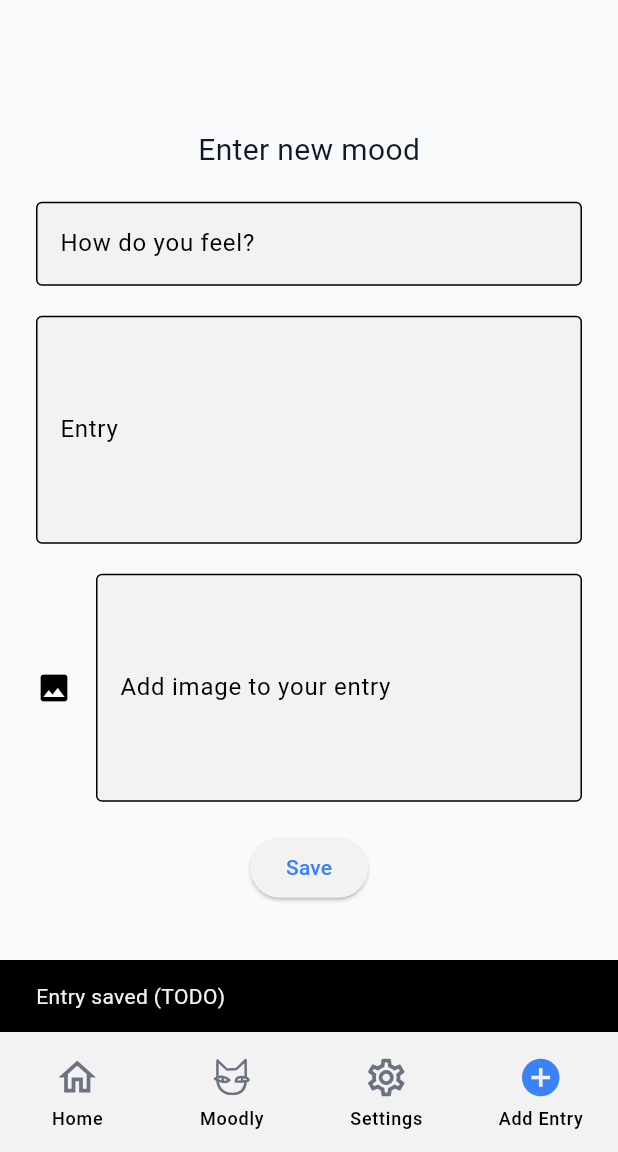
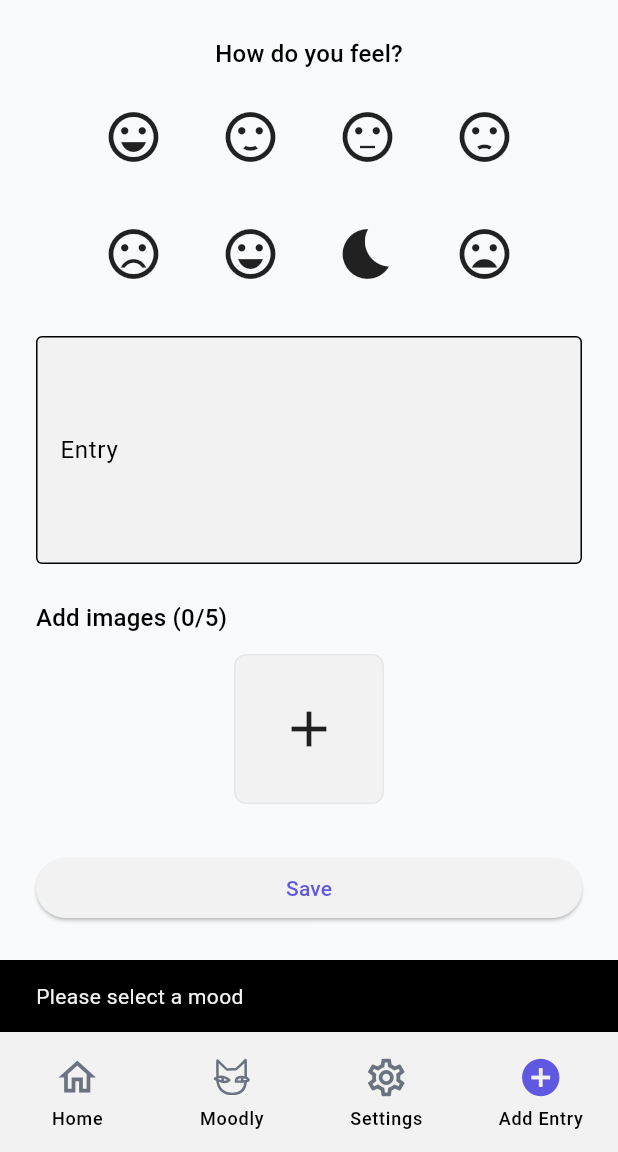
Before and after one commit to codemalcolm/moodly_client, a Flutter app: the screen it shows after launch, item 4 of the bottom bar chosen, after a tap on "Save", on a phone screen of 412 x 824 dp, the part 84-1236 px from its top. Run offline on Flutter 3.47's test engine with Material 3 defaults, Android fonts, the phone set to English and light mode, and no system bars; our stand-ins replace flutter_svg, image_picker; network calls fail; project files that could hold a hidden picture were left out.

Commit message:
add image picker and temporary widgets to the quick entry screen

```diff
--- a/lib/screens/new_entry_screen.dart
+++ b/lib/screens/new_entry_screen.dart
@@ -1,49 +1,210 @@
+import 'dart:io';
 import 'package:flutter/material.dart';
+import 'package:image_picker/image_picker.dart';
 
-class NewEntryScreen extends StatelessWidget {
+class NewEntryScreen extends StatefulWidget {
   const NewEntryScreen({super.key});
 
   @override
+  State<NewEntryScreen> createState() => _NewEntryScreenState();
+}
+
+class _NewEntryScreenState extends State<NewEntryScreen> {
+  int? selectedMoodIndex;
+  final List<File> imageFiles = [];
+  final imagePicker = ImagePicker();
+
+  final List<IconData> moodIcons = [
+    Icons.sentiment_very_satisfied,
+    Icons.sentiment_satisfied,
+    Icons.sentiment_neutral,
+    Icons.sentiment_dissatisfied,
+    Icons.sentiment_very_dissatisfied,
+    Icons.emoji_emotions_outlined,
+    Icons.bedtime,
+    Icons.mood_bad,
+  ];
+
+  Future<void> selectImage() async {
+    final picked = await imagePicker.pickImage(
+      source: ImageSource.gallery,
+      maxWidth: 800,
+      imageQuality: 80,
+    );
+    if (picked != null) {
+      setState(() {
+        imageFiles.add(File(picked.path));
+      });
+    }
+  }
+
+  void removeImage(int index) {
+    setState(() {
+      imageFiles.removeAt(index);
+    });
+  }
+
+  @override
   Widget build(BuildContext context) {
-    return Padding(
-      padding: const EdgeInsets.all(24.0),
+    final theme = Theme.of(context);
+    final canAddMore = imageFiles.length < 5;
+
+    return SingleChildScrollView(
+      padding: const EdgeInsets.all(24),
       child: Column(
-        mainAxisAlignment: MainAxisAlignment.center,
         children: [
-          Text('Enter new mood', style: TextStyle(fontSize: 20)),
-          SizedBox(height: 20),
+          Text('How do you feel?', style: theme.textTheme.titleMedium),
+          const SizedBox(height: 12),
+          Wrap(
+            spacing: 16,
+            runSpacing: 16,
+            children: List.generate(moodIcons.length, (index) {
+              final isSelected = selectedMoodIndex == index;
+              return GestureDetector(
+                onTap: () {
+                  setState(() {
+                    selectedMoodIndex = index;
+                  });
+                },
+                child: Container(
+                  padding: const EdgeInsets.all(8),
+                  decoration: BoxDecoration(
+                    shape: BoxShape.circle,
+                    border: Border.all(
+                      color:
+                          isSelected
+                              ? theme.colorScheme.primary
+                              : Colors.transparent,
+                      width: 3,
+                    ),
+                  ),
+                  child: Icon(
+                    moodIcons[index],
+                    size: 40,
+                    color:
+                        isSelected
+                            ? theme.colorScheme.primary
+                            : theme.iconTheme.color,
+                  ),
+                ),
+              );
+            }),
+          ),
+          const SizedBox(height: 24),
           TextField(
-            decoration: InputDecoration(
-              labelText: 'How do you feel?',
-              border: OutlineInputBorder(),
-            ),
-          ),
-          SizedBox(height: 20),
-          TextField(
-            maxLines: 5,
-            decoration: InputDecoration(
+            decoration: const InputDecoration(
               labelText: 'Entry',
               border: OutlineInputBorder(),
             ),
+            maxLines: 5,
           ),
-          SizedBox(height: 20),
-          TextField(
-            maxLines: 5,
-            decoration: InputDecoration(
-              labelText: 'Add image to your entry',
-              icon: Icon(Icons.photo),
-              border: OutlineInputBorder(),
+          const SizedBox(height: 24),
+          Align(
+            alignment: Alignment.centerLeft,
+            child: Text(
+              'Add images (${imageFiles.length}/5)',
+              style: theme.textTheme.titleMedium,
             ),
           ),
-          SizedBox(height: 20),
-          ElevatedButton(
-            onPressed: () {
-              // TODO: save the entry.
-              ScaffoldMessenger.of(
-                context,
-              ).showSnackBar(SnackBar(content: Text('Entry saved (TODO)')));
-            },
-            child: Text('Save'),
+          const SizedBox(height: 12),
+          Wrap(
+            spacing: 12,
+            runSpacing: 12,
+            children: [
+              ...List.generate(imageFiles.length, (index) {
+                return Stack(
+                  children: [
+                    ClipRRect(
+                      borderRadius: BorderRadius.circular(8),
+                      child: Image.file(
+                        imageFiles[index],
+                        width: 100,
+                        height: 100,
+                        fit: BoxFit.cover,
+                      ),
+                    ),
+                    Positioned(
+                      top: 4,
+                      right: 4,
+                      child: GestureDetector(
+                        onTap: () => removeImage(index),
+                        child: Container(
+                          decoration: BoxDecoration(
+                            shape: BoxShape.circle,
+                            color: Colors.black.withOpacity(0.5),
+                          ),
+                          padding: const EdgeInsets.all(4),
+                          child: const Icon(
+                            Icons.close,
+                            size: 16,
+                            color: Colors.white,
+                          ),
+                        ),
+                      ),
+                    ),
+                    Positioned(
+                      bottom: 4,
+                      right: 4,
+                      child: Container(
+                        padding: const EdgeInsets.symmetric(
+                          horizontal: 6,
+                          vertical: 2,
+                        ),
+                        decoration: BoxDecoration(
+                          color: Colors.black54,
+                          borderRadius: BorderRadius.circular(12),
+                        ),
+                        child: Text(
+                          '${index + 1}/5',
+                          style: const TextStyle(
+                            color: Colors.white,
+                            fontSize: 12,
+                          ),
+                        ),
+                      ),
+                    ),
+                  ],
+                );
+              }),
+              if (canAddMore)
+                GestureDetector(
+                  onTap: selectImage,
+                  child: Container(
+                    width: 100,
+                    height: 100,
+                    decoration: BoxDecoration(
+                      color: theme.colorScheme.surface,
+                      border: Border.all(color: theme.dividerColor),
+                      borderRadius: BorderRadius.circular(8),
+                    ),
+                    child: Icon(
+                      Icons.add,
+                      size: 40,
+                      color: theme.iconTheme.color,
+                    ),
+                  ),
+                ),
+            ],
+          ),
+          const SizedBox(height: 32),
+          SizedBox(
+            width: double.infinity,
+            child: ElevatedButton(
+              onPressed: () {
+                if (selectedMoodIndex == null) {
+                  ScaffoldMessenger.of(context).showSnackBar(
+                    const SnackBar(content: Text('Please select a mood')),
+                  );
+                  return;
+                }
+
+                // TODO: Save logic
+                ScaffoldMessenger.of(context).showSnackBar(
+                  const SnackBar(content: Text('Entry saved (TODO)')),
+                );
+              },
+              child: const Text('Save'),
+            ),
           ),
         ],
       ),
--- a/lib/theme/app_theme.dart
+++ b/lib/theme/app_theme.dart
@@ -19,12 +19,12 @@ class DarkColors {
 }
 
 class AccentColors {
-  static const blue = Color(0xFF3B82F6);
-  static const red = Color(0xFFEF4444);
-  static const orange = Color(0xFFF97316);
-  static const green = Color(0xFF10B981);
+  static const blue = Color.fromARGB(255, 95, 88, 226);
+  static const red = Color.fromARGB(255, 180, 76, 76);
+  static const orange = Color.fromARGB(255, 206, 125, 68);
+  static const green = Color.fromARGB(255, 75, 164, 171);
   static const yellow = Color(0xFFEAB308);
-  static const purple = Color(0xFF8B5CF6);
+  static const purple = Color.fromARGB(255, 133, 86, 162);
 }
 
 class AppTheme {
--- a/pubspec.yaml
+++ b/pubspec.yaml
@@ -11,6 +11,7 @@ dependencies:
     sdk: flutter
   flutter_svg: ^2.0.7
   http: ^1.3.0
+  image_picker: ^0.8.7+4
   provider: ^6.1.1
   shared_preferences: ^2.2.2
 
```
Also changed, not shown: lib/screens/settings_screen.dart (+5 -2 lines), pubspec.lock, 8 other files.
